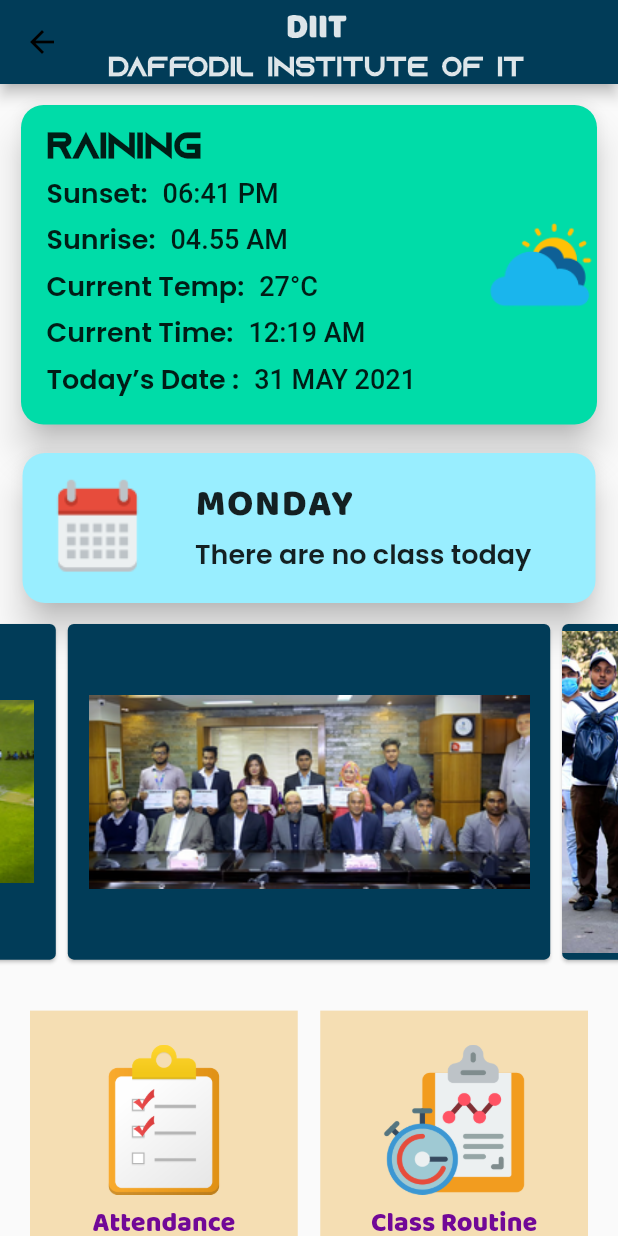
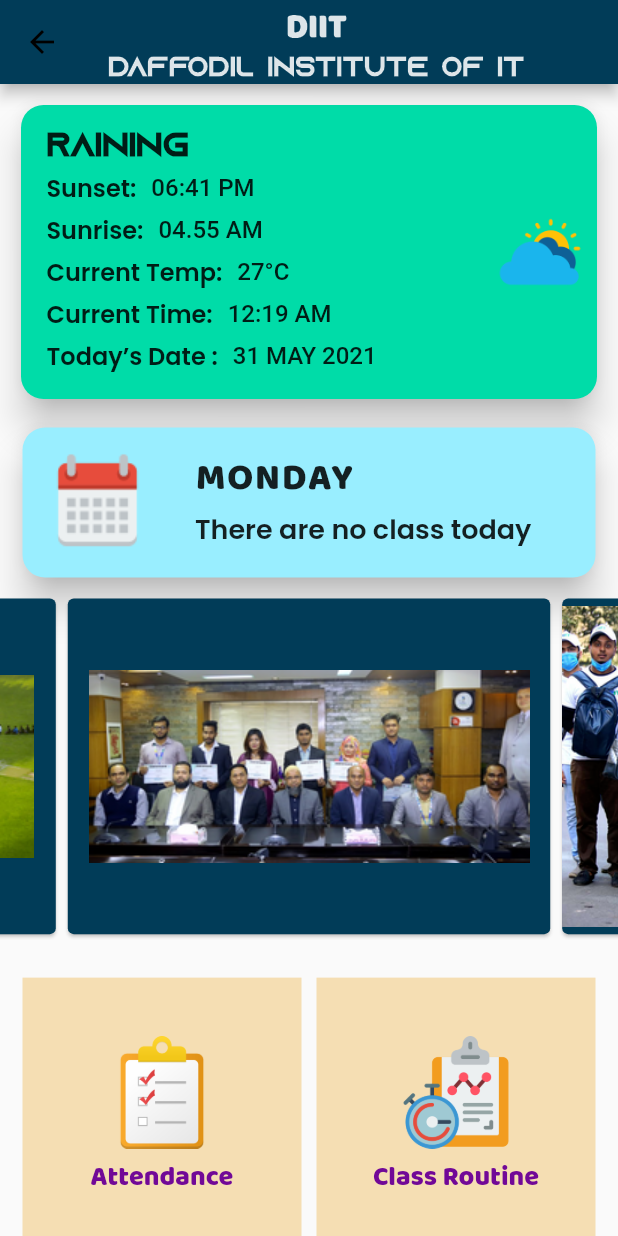
Before and after one commit to farhansadikgalib/DiiTstudentPortal_v2, a Flutter app: the MainHomeScreen screen opened directly, on a phone screen of 412 x 824 dp. Run offline on Flutter 3.47's test engine with Material 2 defaults, Android fonts, the light colour scheme and no system bars; drawn by our look-alikes of getwidget, shimmer; our stand-ins replace bottom_navy_bar, fl_chart, font_awesome_flutter, google_maps_flutter, liquid_progress_indicator_ns.

Commit message:
Some image's are resized & Question bank for all students UI is complete

```diff
--- a/lib/Screens/Dashboard/DashboardBottomItems/MainHomeScreen.dart
+++ b/lib/Screens/Dashboard/DashboardBottomItems/MainHomeScreen.dart
@@ -93,7 +93,7 @@
                                         "Raining",
                                         style: TextStyle(
                                             fontFamily: "azonix",
-                                            fontSize: 24,
+                                            fontSize: 22,
                                             fontWeight: FontWeight.bold),
                                       )),
                                     ],
@@ -106,7 +106,7 @@
                                       Text(
                                         "Sunset:",
                                         style: TextStyle(
-                                            fontSize: 18,
+                                            fontSize: 16,
                                             fontFamily: "Poppins"),
                                       ),
                                       SizedBox(
@@ -115,7 +115,7 @@
                                       Text(
                                         "06:41 PM",
                                         style: TextStyle(
-                                          fontSize: 18,
+                                          fontSize: 16,
                                           fontWeight: FontWeight.w500,
                                         ),
                                       ),
@@ -129,7 +129,7 @@
                                       Text(
                                         "Sunrise:",
                                         style: TextStyle(
-                                            fontSize: 18,
+                                            fontSize: 16,
                                             fontFamily: "Poppins"),
                                       ),
                                       SizedBox(
@@ -138,7 +138,7 @@
                                       Text(
                                         "04.55 AM",
                                         style: TextStyle(
-                                          fontSize: 18,
+                                          fontSize: 16,
                                           fontWeight: FontWeight.w500,
                                         ),
                                       ),
@@ -152,7 +152,7 @@
                                       Text(
                                         "Current Temp:",
                                         style: TextStyle(
-                                            fontSize: 18,
+                                            fontSize: 16,
                                             fontFamily: "Poppins"),
                                       ),
                                       SizedBox(
@@ -161,7 +161,7 @@
                                       Text(
                                         "27°C",
                                         style: TextStyle(
-                                            fontSize: 18,
+                                            fontSize: 16,
                                             fontWeight: FontWeight.w500),
                                       ),
                                     ],
@@ -174,7 +174,7 @@
                                       Text(
                                         "Current Time:",
                                         style: TextStyle(
-                                            fontSize: 18,
+                                            fontSize: 16,
                                             fontFamily: "Poppins"),
                                       ),
                                       SizedBox(
@@ -183,7 +183,7 @@
                                       Text(
                                         "12:19 AM",
                                         style: TextStyle(
-                                            fontSize: 18,
+                                            fontSize: 16,
                                             fontWeight: FontWeight.w500),
                                       ),
                                     ],
@@ -196,7 +196,7 @@
                                       Text(
                                         "Today’s Date :",
                                         style: TextStyle(
-                                          fontSize: 18,
+                                          fontSize: 16,
                                           fontFamily: "Poppins",
                                         ),
                                       ),
@@ -206,7 +206,7 @@
                                       Text(
                                         "31 MAY 2021",
                                         style: TextStyle(
-                                            fontSize: 18,
+                                            fontSize: 16,
                                             fontWeight: FontWeight.w500),
                                       ),
                                     ],
@@ -217,12 +217,15 @@
                           ),
                           Row(
                             children: [
-                              Container(
-                                  child: Image.asset(
-                                "assets/weather.png",
-                                height: 75,
-                                width: 75,
-                              )),
+                              Padding(
+                                padding: const EdgeInsets.all(8.0),
+                                child: Container(
+                                    child: Image.asset(
+                                  "assets/weather.png",
+                                  height: 60,
+                                  width: 60,
+                                )),
+                              ),
                             ],
                           )
                         ],
@@ -303,14 +306,14 @@
 
                     primary: false,
                     shrinkWrap: true,
-                    padding: EdgeInsets.all(20.0),
+                    padding: EdgeInsets.all(15),
                     gridDelegate: SliverGridDelegateWithFixedCrossAxisCount(
 
                         crossAxisCount: 2,
-                        mainAxisSpacing: 15.0,
-                        crossAxisSpacing: 15.0),
+                        mainAxisSpacing: 10.0,
+                        crossAxisSpacing: 10.0),
 
-                    children: [
+                    children:<Widget> [
 
 
                       Container(
@@ -320,7 +323,7 @@
                           crossAxisAlignment: CrossAxisAlignment.center,
                           children: [
 
-                            Image.asset("assets/ic_attendance.png",height: 100,width: 100,),
+                            Image.asset("assets/ic_attendance.png",height: 75,width: 75,),
                             SizedBox(height: 5,),
 
                             Text("Attendance",style: TextStyle(
@@ -347,7 +350,7 @@
                           crossAxisAlignment: CrossAxisAlignment.center,
                           children: [
 
-                            Image.asset("assets/ic_routine.png",height: 100,width: 100,),
+                            Image.asset("assets/ic_routine.png",height: 75,width: 75,),
                             SizedBox(height: 5,),
 
                             Text("Class Routine",style: TextStyle(
@@ -374,7 +377,7 @@
                           crossAxisAlignment: CrossAxisAlignment.center,
                           children: [
 
-                            Image.asset("assets/ic_club.png",height: 100,width: 100,),
+                            Image.asset("assets/ic_club.png",height: 75,width: 75,),
                             SizedBox(height: 5,),
 
                             Text("Clubs",style: TextStyle(
@@ -406,7 +409,7 @@
                             crossAxisAlignment: CrossAxisAlignment.center,
                             children: [
 
-                              Image.asset("assets/ic_questionbank.png",height: 100,width: 100,),
+                              Image.asset("assets/ic_questionbank.png",height: 75,width: 75,),
                               SizedBox(height: 5,),
 
                               Text("Question Bank",style: TextStyle(
```
Also changed, not shown: lib/Screens/Sub Dashboard/QuestionBank/Every_Students_QuestionBank.dart (added, +493 -0 lines), lib/Screens/Sub Dashboard/Question_Bank.dart (+27 -8 lines).
